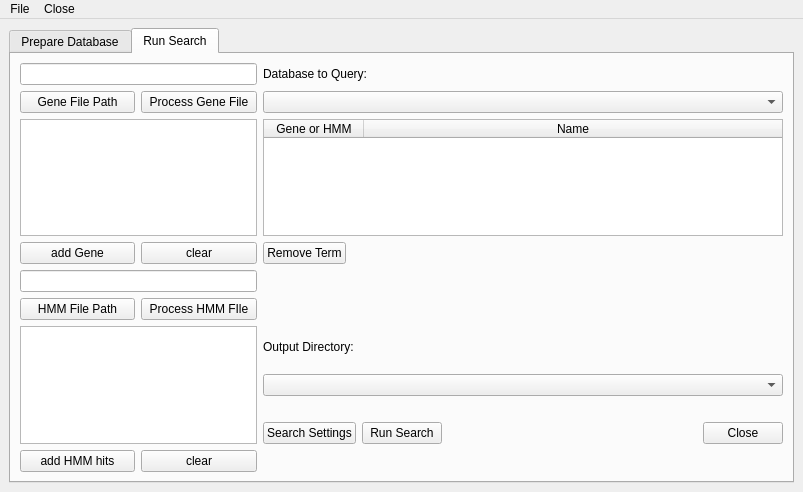
First picture: the form in newGui.ui, repository emzodls/clusterArch, before the edit.
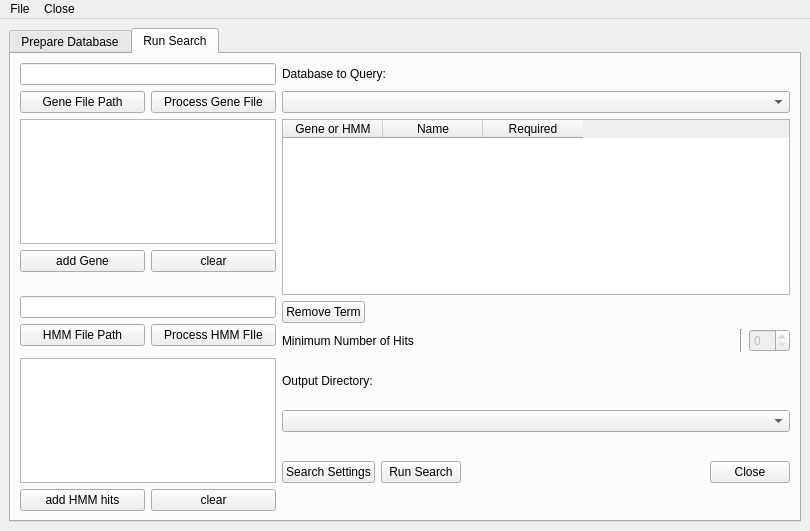
Second picture: the form after the edit. The open tabs and pages were chosen to show the change.

Commit message:
dev build...needs more testing. added features: 1. can rename genes before adding them now 2. required genes vs. optional genes
TO DO:
1. Genbank Fetch NCBI tools
2. HMM builder (?)

Patch:
```diff
--- a/newGui.ui
+++ b/newGui.ui
@@ -6,10 +6,16 @@
    <rect>
     <x>0</x>
     <y>0</y>
-    <width>803</width>
-    <height>492</height>
+    <width>810</width>
+    <height>531</height>
    </rect>
   </property>
+  <property name="sizePolicy">
+   <sizepolicy hsizetype="Fixed" vsizetype="Preferred">
+    <horstretch>0</horstretch>
+    <verstretch>0</verstretch>
+   </sizepolicy>
+  </property>
   <property name="windowTitle">
    <string>clusterArch</string>
   </property>
@@ -27,7 +33,7 @@
     <item>
      <widget class="QTabWidget" name="tabWidget">
       <property name="currentIndex">
-       <number>0</number>
+       <number>1</number>
       </property>
       <widget class="QWidget" name="prepareDatabase">
        <property name="sizePolicy">
@@ -201,13 +207,6 @@
         <string>Run Search</string>
        </attribute>
        <layout class="QGridLayout" name="gridLayout">
-        <item row="2" column="5">
-         <widget class="QLabel" name="databaseLabel">
-          <property name="text">
-           <string>Database to Query:</string>
-          </property>
-         </widget>
-        </item>
         <item row="23" column="0">
          <widget class="QPushButton" name="addHMMbtn">
           <property name="text">
@@ -215,113 +214,10 @@
           </property>
          </widget>
         </item>
-        <item row="17" column="0">
-         <widget class="QPushButton" name="addHMMfilePathBtn">
+        <item row="2" column="5">
+         <widget class="QLabel" name="databaseLabel">
           <property name="text">
-           <string>HMM File Path</string>
-          </property>
-         </widget>
-        </item>
-        <item row="3" column="1">
-         <widget class="QPushButton" name="addGenefileBtn">
-          <property name="enabled">
-           <bool>true</bool>
-          </property>
-          <property name="text">
-           <string>Process Gene File</string>
-          </property>
-         </widget>
-        </item>
-        <item row="23" column="1">
-         <widget class="QPushButton" name="clearHMMbtn">
-          <property name="text">
-           <string>clear</string>
-          </property>
-         </widget>
-        </item>
-        <item row="11" column="0">
-         <widget class="QPushButton" name="addGeneBtn">
-          <property name="text">
-           <string>add Gene</string>
-          </property>
-         </widget>
-        </item>
-        <item row="10" column="0" colspan="2">
-         <widget class="QListWidget" name="geneList">
-          <property name="selectionMode">
-           <enum>QAbstractItemView::SingleSelection</enum>
-          </property>
-         </widget>
-        </item>
-        <item row="10" column="5" rowspan="2">
-         <layout class="QVBoxLayout" name="verticalLayout_3">
-          <item>
-           <widget class="QTableWidget" name="searchList">
-            <property name="sizePolicy">
-             <sizepolicy hsizetype="Expanding" vsizetype="Expanding">
-              <horstretch>0</horstretch>
-              <verstretch>0</verstretch>
-             </sizepolicy>
-            </property>
-            <property name="sizeAdjustPolicy">
-             <enum>QAbstractScrollArea::AdjustToContents</enum>
-            </property>
-            <property name="editTriggers">
-             <set>QAbstractItemView::NoEditTriggers</set>
-            </property>
-            <property name="selectionMode">
-             <enum>QAbstractItemView::SingleSelection</enum>
-            </property>
-            <property name="columnCount">
-             <number>2</number>
-            </property>
-            <attribute name="horizontalHeaderCascadingSectionResizes">
-             <bool>true</bool>
-            </attribute>
-            <attribute name="horizontalHeaderStretchLastSection">
-             <bool>true</bool>
-            </attribute>
-            <column>
-             <property name="text">
-              <string>Gene or HMM</string>
-             </property>
-            </column>
-            <column>
-             <property name="text">
-              <string>Name</string>
-             </property>
-            </column>
-           </widget>
-          </item>
-          <item>
-           <widget class="QPushButton" name="removeSearchTermBtn">
-            <property name="sizePolicy">
-             <sizepolicy hsizetype="Fixed" vsizetype="Fixed">
-              <horstretch>0</horstretch>
-              <verstretch>0</verstretch>
-             </sizepolicy>
-            </property>
-            <property name="text">
-             <string>Remove Term</string>
-            </property>
-           </widget>
-          </item>
-         </layout>
-        </item>
-        <item row="19" column="0" colspan="2">
-         <widget class="QListWidget" name="hmmList">
-          <property name="selectionMode">
-           <enum>QAbstractItemView::MultiSelection</enum>
-          </property>
-         </widget>
-        </item>
-        <item row="15" column="0" colspan="2">
-         <widget class="QLineEdit" name="hmmFilePath"/>
-        </item>
-        <item row="2" column="0" colspan="2">
-         <widget class="QLineEdit" name="GeneFilePath">
-          <property name="readOnly">
-           <bool>true</bool>
+           <string>Database to Query:</string>
           </property>
          </widget>
         </item>
@@ -349,6 +245,20 @@
           </item>
          </widget>
         </item>
+        <item row="2" column="0" colspan="2">
+         <widget class="QLineEdit" name="GeneFilePath">
+          <property name="readOnly">
+           <bool>true</bool>
+          </property>
+         </widget>
+        </item>
+        <item row="11" column="1">
+         <widget class="QPushButton" name="clearGeneBtn">
+          <property name="text">
+           <string>clear</string>
+          </property>
+         </widget>
+        </item>
         <item row="3" column="0">
          <widget class="QPushButton" name="addGenefilePathBtn">
           <property name="enabled">
@@ -359,20 +269,44 @@
           </property>
          </widget>
         </item>
-        <item row="17" column="1">
-         <widget class="QPushButton" name="addHMMfilebtn">
+        <item row="10" column="0" colspan="2">
+         <widget class="QListWidget" name="geneList">
+          <property name="selectionMode">
+           <enum>QAbstractItemView::SingleSelection</enum>
+          </property>
+         </widget>
+        </item>
+        <item row="3" column="1">
+         <widget class="QPushButton" name="addGenefileBtn">
+          <property name="enabled">
+           <bool>true</bool>
+          </property>
           <property name="text">
-           <string>Process HMM FIle</string>
+           <string>Process Gene File</string>
           </property>
          </widget>
         </item>
-        <item row="11" column="1">
-         <widget class="QPushButton" name="clearGeneBtn">
+        <item row="23" column="1">
+         <widget class="QPushButton" name="clearHMMbtn">
           <property name="text">
            <string>clear</string>
           </property>
          </widget>
         </item>
+        <item row="11" column="0">
+         <widget class="QPushButton" name="addGeneBtn">
+          <property name="text">
+           <string>add Gene</string>
+          </property>
+         </widget>
+        </item>
+        <item row="16" column="0">
+         <widget class="QPushButton" name="addHMMfilePathBtn">
+          <property name="text">
+           <string>HMM File Path</string>
+          </property>
+         </widget>
+        </item>
         <item row="19" column="5">
          <layout class="QVBoxLayout" name="verticalLayout_2">
           <item>
@@ -451,6 +385,114 @@
           </item>
          </layout>
         </item>
+        <item row="10" column="5" rowspan="8">
+         <layout class="QVBoxLayout" name="verticalLayout_3">
+          <item>
+           <widget class="QTableWidget" name="searchList">
+            <property name="sizePolicy">
+             <sizepolicy hsizetype="Expanding" vsizetype="Expanding">
+              <horstretch>0</horstretch>
+              <verstretch>0</verstretch>
+             </sizepolicy>
+            </property>
+            <property name="sizeAdjustPolicy">
+             <enum>QAbstractScrollArea::AdjustToContentsOnFirstShow</enum>
+            </property>
+            <property name="editTriggers">
+             <set>QAbstractItemView::NoEditTriggers</set>
+            </property>
+            <property name="selectionMode">
+             <enum>QAbstractItemView::SingleSelection</enum>
+            </property>
+            <property name="columnCount">
+             <number>3</number>
+            </property>
+            <attribute name="horizontalHeaderCascadingSectionResizes">
+             <bool>true</bool>
+            </attribute>
+            <attribute name="horizontalHeaderStretchLastSection">
+             <bool>false</bool>
+            </attribute>
+            <column>
+             <property name="text">
+              <string>Gene or HMM</string>
+             </property>
+            </column>
+            <column>
+             <property name="text">
+              <string>Name</string>
+             </property>
+            </column>
+            <column>
+             <property name="text">
+              <string>Required</string>
+             </property>
+            </column>
+           </widget>
+          </item>
+          <item>
+           <widget class="QPushButton" name="removeSearchTermBtn">
+            <property name="sizePolicy">
+             <sizepolicy hsizetype="Fixed" vsizetype="Fixed">
+              <horstretch>0</horstretch>
+              <verstretch>0</verstretch>
+             </sizepolicy>
+            </property>
+            <property name="text">
+             <string>Remove Term</string>
+            </property>
+           </widget>
+          </item>
+          <item>
+           <layout class="QHBoxLayout" name="horizontalLayout_7">
+            <item>
+             <widget class="QLabel" name="label_2">
+              <property name="text">
+               <string>Minimum Number of Hits</string>
+              </property>
+             </widget>
+            </item>
+            <item>
+             <widget class="Line" name="line">
+              <property name="orientation">
+               <enum>Qt::Vertical</enum>
+              </property>
+             </widget>
+            </item>
+            <item>
+             <widget class="QSpinBox" name="hitsNeededSpinBox">
+              <property name="enabled">
+               <bool>false</bool>
+              </property>
+              <property name="sizePolicy">
+               <sizepolicy hsizetype="Fixed" vsizetype="Fixed">
+                <horstretch>0</horstretch>
+                <verstretch>0</verstretch>
+               </sizepolicy>
+              </property>
+             </widget>
+            </item>
+           </layout>
+          </item>
+         </layout>
+        </item>
+        <item row="16" column="1">
+         <widget class="QPushButton" name="addHMMfilebtn">
+          <property name="text">
+           <string>Process HMM FIle</string>
+          </property>
+         </widget>
+        </item>
+        <item row="19" column="0" colspan="2">
+         <widget class="QListWidget" name="hmmList">
+          <property name="selectionMode">
+           <enum>QAbstractItemView::MultiSelection</enum>
+          </property>
+         </widget>
+        </item>
+        <item row="15" column="0" colspan="2">
+         <widget class="QLineEdit" name="hmmFilePath"/>
+        </item>
        </layout>
       </widget>
      </widget>
@@ -462,7 +504,7 @@
     <rect>
      <x>0</x>
      <y>0</y>
-     <width>803</width>
+     <width>810</width>
      <height>22</height>
     </rect>
    </property>
```
The commit also changes 3 other files.
